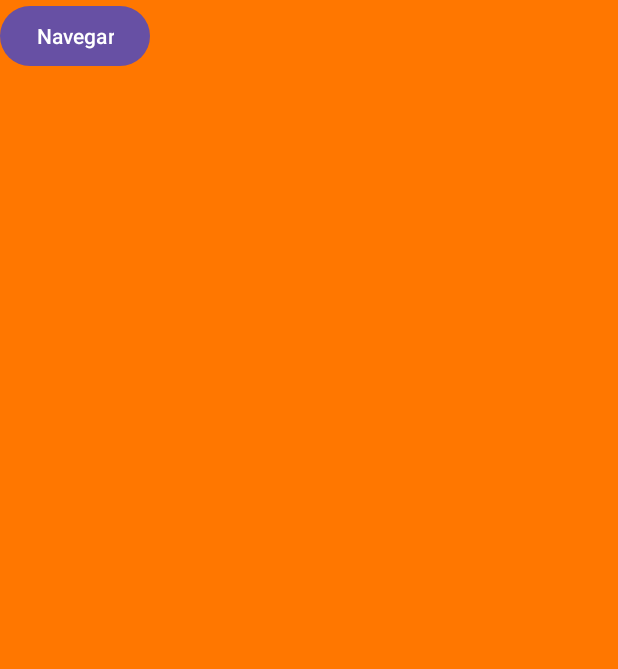
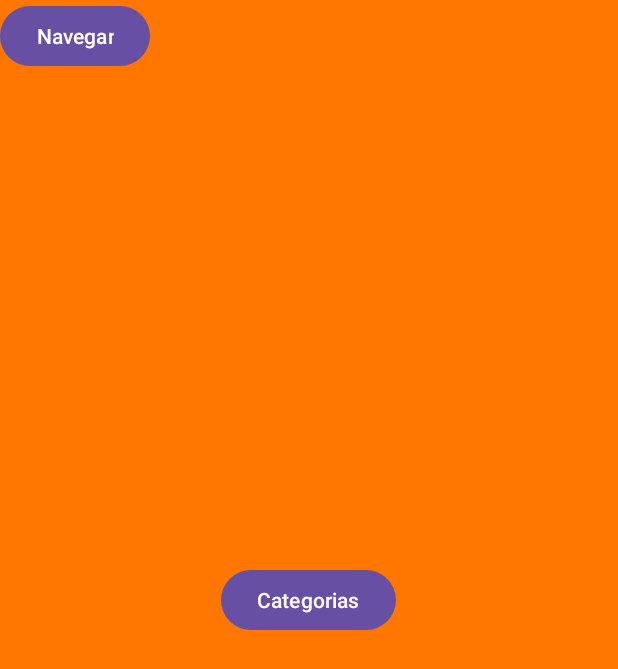
Before and after one commit to Arnoldo1305/LSM, an Android app: the menu_Fragment screen opened directly, with no data from a screen before it, on a phone screen of 412 x 824 dp. Shown: the top 669 px of the screen. Run offline under Robolectric (Android 15) with nearby library versions, the phone set to English and light mode, and no system bars.

Commit message:
Commit rutas de navegacion

```diff
--- a/app/src/main/java/com/example/lsm/menu_Fragment.kt
+++ b/app/src/main/java/com/example/lsm/menu_Fragment.kt
@@ -20,10 +20,14 @@ class menu_Fragment : Fragment() {
     ): View? {
         val root = inflater.inflate(R.layout.fragment_menu_, container, false)
         val btnNavigate = root.findViewById<Button>(R.id.btnNavegar)
+        val btnMenuToCategorias = root.findViewById<Button>(R.id.btnMenuToCategorias)
 
         btnNavigate.setOnClickListener{
             findNavController().navigate(R.id.action_menu_Fragment_self)
         }
+        btnMenuToCategorias.setOnClickListener{
+            findNavController().navigate(R.id.action_menu_Fragment_to_abecedarioFragment)
+        }
         return root
     }
 }
--- a/app/src/main/res/layout/fragment_menu_.xml
+++ b/app/src/main/res/layout/fragment_menu_.xml
@@ -12,6 +12,14 @@
         android:id="@+id/btnNavegar"
         android:text="Navegar"
         android:layout_marginBottom="12dp"></Button>
+    <Button
+        android:layout_width="wrap_content"
+        android:layout_height="wrap_content"
+        android:id="@+id/btnMenuToCategorias"
+        android:layout_gravity="center"
+        android:text="Categorias"
+        android:layout_marginBottom="12dp"></Button>
+
 
 
 </FrameLayout>
--- a/app/src/main/res/navigation/main_graph.xml
+++ b/app/src/main/res/navigation/main_graph.xml
@@ -22,6 +22,15 @@
             app:exitAnim="@anim/nav_default_exit_anim"
             app:popEnterAnim="@anim/nav_default_pop_enter_anim"
             app:popExitAnim="@anim/nav_default_pop_exit_anim" />
+        <action
+            android:id="@+id/action_menu_Fragment_to_categoriasFragment"
+            app:destination="@id/categoriasFragment" />
+        <action
+            android:id="@+id/action_menu_Fragment_to_info_Fragment"
+            app:destination="@id/info_Fragment" />
+        <action
+            android:id="@+id/action_menu_Fragment_to_abecedarioFragment"
+            app:destination="@id/abecedarioFragment" />
     </fragment>
     <fragment
         android:id="@+id/traductor_Fragment"
```
